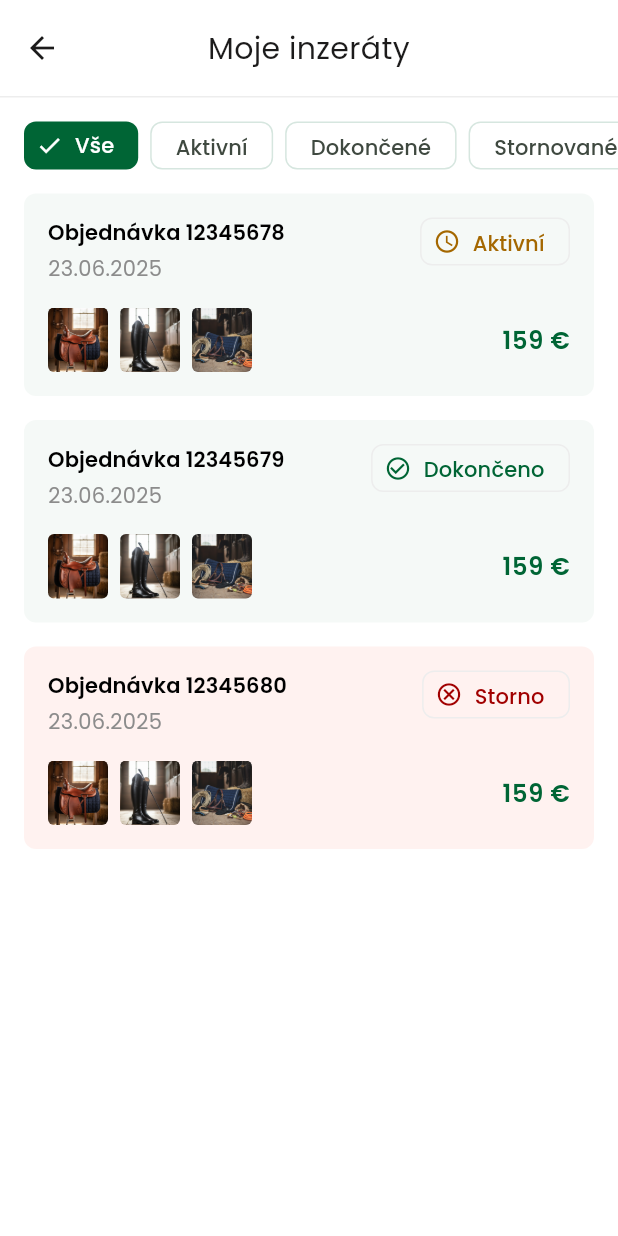
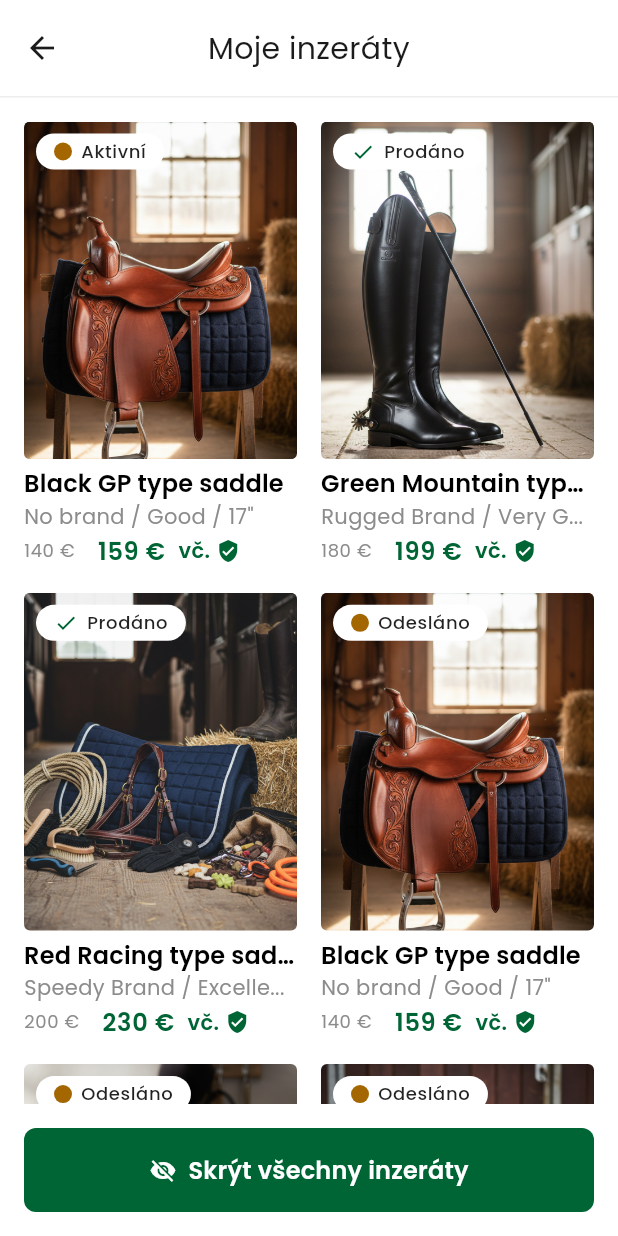
Before and after one commit to martintellinger/eqqu, a Flutter app: the MyListingsScreen screen opened directly, on a phone screen of 412 x 824 dp. Run offline on Flutter 3.47's test engine with Material 3 defaults, Android fonts, the phone set to English and light mode, and no system bars; our stand-ins replace flutter_svg.

Commit message:
Redesign My Listings screen to match Figma product grid layout
Replace order card layout with 2-column product grid showing:
- Product images with status badges (Aktivní/Prodáno/Odesláno)
- Title, subtitle, prices with shield icon
- Toggle hide/show all listings with dark overlay and eye icons
- Sticky bottom button: Skrýt/Odkrýt všechny inzeráty

https://claude.ai/code/session_012waFykv5wBbLFNTaJFeXrN

```diff
--- a/lib/screens/my_listings_screen.dart
+++ b/lib/screens/my_listings_screen.dart
@@ -1,6 +1,7 @@
 import 'package:flutter/material.dart';
+import 'package:flutter_svg/flutter_svg.dart';
 import 'package:eqqu/widgets/app_header.dart';
-import 'package:eqqu/screens/order_detail_screen.dart';
+import 'package:eqqu/screens/product_detail_screen.dart';
 
 class MyListingsScreen extends StatefulWidget {
   const MyListingsScreen({super.key});
@@ -10,39 +11,70 @@ class MyListingsScreen extends StatefulWidget {
 }
 
 class _MyListingsScreenState extends State<MyListingsScreen> {
-  int _selectedFilter = 0;
+  bool _allHidden = false;
 
-  static const _filters = ['Vše', 'Aktivní', 'Dokončené', 'Stornované'];
-
-  static const _orders = [
+  static const _listings = [
     {
-      'id': '12345678',
-      'date': '23.06.2025',
+      'title': 'Black GP type saddle',
+      'subtitle': 'No brand / Good / 17"',
+      'oldPrice': '140 €',
+      'newPrice': '159 €',
+      'image': 'assets/images/product_01.png',
       'status': 'active',
-      'price': '159 €',
-      'images': ['assets/images/product_01.png', 'assets/images/product_02.png', 'assets/images/product_03.png'],
+      'brand': 'No brand',
+      'condition': 'Good',
     },
     {
-      'id': '12345679',
-      'date': '23.06.2025',
-      'status': 'completed',
-      'price': '159 €',
-      'images': ['assets/images/product_01.png', 'assets/images/product_02.png', 'assets/images/product_03.png'],
+      'title': 'Green Mountain type saddle',
+      'subtitle': 'Rugged Brand / Very G...',
+      'oldPrice': '180 €',
+      'newPrice': '199 €',
+      'image': 'assets/images/product_02.png',
+      'status': 'sold',
+      'brand': 'Rugged Brand',
+      'condition': 'Very Good',
     },
     {
-      'id': '12345680',
-      'date': '23.06.2025',
-      'status': 'cancelled',
-      'price': '159 €',
-      'images': ['assets/images/product_01.png', 'assets/images/product_02.png', 'assets/images/product_03.png'],
+      'title': 'Red Racing type saddle',
+      'subtitle': 'Speedy Brand / Excelle...',
+      'oldPrice': '200 €',
+      'newPrice': '230 €',
+      'image': 'assets/images/product_03.png',
+      'status': 'sold',
+      'brand': 'Speedy Brand',
+      'condition': 'Excellent',
+    },
+    {
+      'title': 'Black GP type saddle',
+      'subtitle': 'No brand / Good / 17"',
+      'oldPrice': '140 €',
+      'newPrice': '159 €',
+      'image': 'assets/images/product_01.png',
+      'status': 'shipped',
+      'brand': 'No brand',
+      'condition': 'Good',
+    },
+    {
+      'title': 'Black GP type saddle',
+      'subtitle': 'No brand / Good / 17"',
+      'oldPrice': '140 €',
+      'newPrice': '159 €',
+      'image': 'assets/images/product_04.png',
+      'status': 'shipped',
+      'brand': 'No brand',
+      'condition': 'Good',
+    },
+    {
+      'title': 'Black GP type saddle',
+      'subtitle': 'No brand / Good / 17"',
+      'oldPrice': '140 €',
+      'newPrice': '159 €',
+      'image': 'assets/images/product_05.png',
+      'status': 'shipped',
+      'brand': 'No brand',
+      'condition': 'Good',
     },
   ];
-
-  List<Map<String, dynamic>> get _filteredOrders {
-    if (_selectedFilter == 0) return _orders;
-    final statusMap = {1: 'active', 2: 'completed', 3: 'cancelled'};
-    return _orders.where((o) => o['status'] == statusMap[_selectedFilter]).toList();
-  }
 
   @override
   Widget build(BuildContext context) {
@@ -50,37 +82,71 @@ class _MyListingsScreenState extends State<MyListingsScreen> {
 
     return Scaffold(
       body: Column(
-        crossAxisAlignment: CrossAxisAlignment.stretch,
         children: [
           SafeArea(
             bottom: false,
-            child: AppHeader(title: 'Moje inzeráty', showBack: true),
+            child: const AppHeader(title: 'Moje inzeráty', showBack: true),
           ),
-          // Filter chips
-          SingleChildScrollView(
-            scrollDirection: Axis.horizontal,
-            padding: const EdgeInsets.all(16),
-            child: Row(
-              children: List.generate(_filters.length, (i) {
-                final selected = _selectedFilter == i;
-                return Padding(
-                  padding: EdgeInsets.only(right: i < _filters.length - 1 ? 8 : 0),
-                  child: _buildFilterChip(cs, _filters[i], selected, () {
-                    setState(() => _selectedFilter = i);
-                  }),
-                );
-              }),
+          Expanded(
+            child: Stack(
+              children: [
+                GridView.builder(
+                  padding: const EdgeInsets.fromLTRB(16, 16, 16, 100),
+                  gridDelegate: const SliverGridDelegateWithFixedCrossAxisCount(
+                    crossAxisCount: 2,
+                    crossAxisSpacing: 16,
+                    mainAxisSpacing: 16,
+                    childAspectRatio: 177 / 290,
+                  ),
+                  itemCount: _listings.length,
+                  itemBuilder: (context, index) {
+                    return _buildProductCard(cs, index, _listings[index]);
+                  },
+                ),
+                // Dark overlay when hidden
+                if (_allHidden)
+                  Positioned.fill(
+                    child: IgnorePointer(
+                      child: Container(
+                        color: Colors.black.withValues(alpha: 0.5),
                       ),
                     ),
-          // Order list
-          Expanded(
-            child: ListView.separated(
-              padding: const EdgeInsets.symmetric(horizontal: 16),
-              itemCount: _filteredOrders.length,
-              separatorBuilder: (_, __) => const SizedBox(height: 16),
-              itemBuilder: (context, index) {
-                return _buildOrderCard(cs, _filteredOrders[index]);
+                  ),
+              ],
+            ),
+          ),
+          // Bottom button
+          Container(
+            padding: EdgeInsets.fromLTRB(16, 16, 16, MediaQuery.of(context).padding.bottom + 16),
+            child: SizedBox(
+              width: double.infinity,
+              height: 56,
+              child: FilledButton.icon(
+                onPressed: () {
+                  setState(() => _allHidden = !_allHidden);
                 },
+                icon: Icon(
+                  _allHidden ? Icons.visibility : Icons.visibility_off,
+                  color: Colors.white,
+                ),
+                label: Text(
+                  _allHidden ? 'Odkrýt všechny inzeráty' : 'Skrýt všechny inzeráty',
+                  style: const TextStyle(
+                    fontFamily: 'Poppins',
+                    fontSize: 16,
+                    fontWeight: FontWeight.w600,
+                    color: Colors.white,
+                    letterSpacing: 0.15,
+                    height: 24 / 16,
+                  ),
+                ),
+                style: FilledButton.styleFrom(
+                  backgroundColor: cs.primary,
+                  shape: RoundedRectangleBorder(
+                    borderRadius: BorderRadius.circular(8),
+                  ),
+                ),
+              ),
             ),
           ),
         ],
@@ -88,97 +154,83 @@ class _MyListingsScreenState extends State<MyListingsScreen> {
     );
   }
 
-  Widget _buildFilterChip(ColorScheme cs, String label, bool selected, VoidCallback onTap) {
+  Widget _buildProductCard(ColorScheme cs, int index, Map<String, String> product) {
+    final status = product['status']!;
+
     return GestureDetector(
-      onTap: onTap,
+      onTap: () {
+        Navigator.push(
+          context,
+          MaterialPageRoute(
+            builder: (_) => ProductDetailScreen(
+              brand: product['brand']!,
+              name: product['title']!,
+              condition: product['condition']!,
+              price: product['newPrice']!,
+              oldPrice: product['oldPrice']!,
+              imageAsset: product['image']!,
+            ),
+          ),
+        );
+      },
+      child: Column(
+        crossAxisAlignment: CrossAxisAlignment.start,
+        children: [
+          // Image with status badge
+          Expanded(
+            child: Stack(
+              children: [
+                ClipRRect(
+                  borderRadius: BorderRadius.circular(4),
+                  child: Image.asset(
+                    product['image']!,
+                    width: double.infinity,
+                    height: double.infinity,
+                    fit: BoxFit.cover,
+                  ),
+                ),
+                // Status badge
+                Positioned(
+                  top: 8,
+                  left: 8,
+                  child: _buildStatusBadge(cs, status),
+                ),
+                // Eye-slash icon when hidden
+                if (_allHidden)
+                  Positioned(
+                    bottom: 8,
+                    left: 8,
                     child: Container(
+                      width: 32,
                       height: 32,
-        padding: EdgeInsets.only(
-          left: selected ? 8 : 16,
-          right: 16,
-          top: 6,
-          bottom: 6,
+                      decoration: BoxDecoration(
+                        color: cs.secondaryContainer,
+                        shape: BoxShape.circle,
                       ),
-        decoration: BoxDecoration(
-          color: selected ? cs.primary : Colors.transparent,
-          border: selected ? null : Border.all(color: cs.outlineVariant),
-          borderRadius: BorderRadius.circular(8),
-        ),
-        child: Row(
-          mainAxisSize: MainAxisSize.min,
-          children: [
-            if (selected) ...[
-              Icon(Icons.check, size: 18, color: Colors.white),
-              const SizedBox(width: 8),
-            ],
-            Text(
-              label,
-              style: TextStyle(
-                fontFamily: 'Poppins',
-                fontSize: 14,
-                fontWeight: FontWeight.w500,
-                color: selected ? Colors.white : cs.onSurfaceVariant,
-                letterSpacing: 0.1,
-                height: 20 / 14,
+                      child: Icon(Icons.visibility_off, size: 18, color: cs.onSecondaryContainer),
                     ),
                   ),
               ],
             ),
           ),
-    );
-  }
-
-  Widget _buildOrderCard(ColorScheme cs, Map<String, dynamic> order) {
-    final status = order['status'] as String;
-    Color cardBg;
-    if (status == 'cancelled') {
-      cardBg = cs.brightness == Brightness.dark
-          ? const Color(0xFF370902)
-          : const Color(0xFFFFF2F0);
-    } else {
-      cardBg = cs.surfaceContainerLow;
-    }
-
-    return GestureDetector(
-      onTap: () {
-        Navigator.push(
-          context,
-          MaterialPageRoute(builder: (_) => const OrderDetailScreen()),
-        );
-      },
-      child: Container(
-        padding: const EdgeInsets.all(16),
-        decoration: BoxDecoration(
-          color: cardBg,
-          borderRadius: BorderRadius.circular(8),
-        ),
-        child: Column(
-          crossAxisAlignment: CrossAxisAlignment.start,
-          children: [
-            // Header row: order info + status chip
-            Row(
-              crossAxisAlignment: CrossAxisAlignment.start,
-              children: [
-                Expanded(
-                  child: Column(
-                    crossAxisAlignment: CrossAxisAlignment.start,
-                    children: [
+          const SizedBox(height: 4),
+          // Title
           Text(
-                        'Objednávka ${order['id']}',
+            product['title']!,
             style: TextStyle(
               fontFamily: 'Poppins',
-                          fontSize: 14,
+              fontSize: 16,
               fontWeight: FontWeight.w600,
               color: cs.secondary,
-                          letterSpacing: 0.1,
-                          height: 20 / 14,
+              letterSpacing: 0.15,
+              height: 24 / 16,
             ),
             maxLines: 1,
             overflow: TextOverflow.ellipsis,
           ),
-                      const SizedBox(height: 4),
+          // Subtitle
           Text(
-                        order['date'] as String,
+            product['subtitle']!,
             style: TextStyle(
               fontFamily: 'Poppins',
               fontSize: 14,
@@ -187,37 +239,27 @@ class _MyListingsScreenState extends State<MyListingsScreen> {
               letterSpacing: 0.25,
               height: 20 / 14,
             ),
+            maxLines: 1,
+            overflow: TextOverflow.ellipsis,
           ),
-                    ],
+          const SizedBox(height: 1),
+          // Price row
+          Row(
+            children: [
+              Text(
+                '${product['oldPrice']}  ',
+                style: TextStyle(
+                  fontFamily: 'Poppins',
+                  fontSize: 12,
+                  fontWeight: FontWeight.w400,
+                  color: cs.tertiary,
+                  letterSpacing: 0.4,
+                  height: 16 / 12,
                 ),
               ),
-                _buildStatusChip(cs, status),
-              ],
-            ),
-            const SizedBox(height: 16),
-            // Images row + price
-            Row(
-              children: [
-                Expanded(
-                  child: Row(
-                    children: [
-                      for (var i = 0; i < (order['images'] as List).length; i++) ...[
-                        if (i > 0) const SizedBox(width: 8),
-                        ClipRRect(
-                          borderRadius: BorderRadius.circular(4),
-                          child: Image.asset(
-                            (order['images'] as List)[i],
-                            width: 40,
-                            height: 43,
-                            fit: BoxFit.cover,
-                          ),
-                        ),
-                      ],
-                    ],
-                  ),
-                ),
+              const SizedBox(width: 8),
               Text(
-                  order['price'] as String,
+                '${product['newPrice']}  ',
                 style: TextStyle(
                   fontFamily: 'Poppins',
                   fontSize: 16,
@@ -227,62 +269,83 @@ class _MyListingsScreenState extends State<MyListingsScreen> {
                   height: 24 / 16,
                 ),
               ),
+              Text(
+                'vč.',
+                style: TextStyle(
+                  fontFamily: 'Poppins',
+                  fontSize: 14,
+                  fontWeight: FontWeight.w600,
+                  color: cs.surfaceTint,
+                  letterSpacing: 0.25,
+                  height: 20 / 14,
+                ),
+              ),
+              const SizedBox(width: 4),
+              Icon(Icons.verified_user, size: 16, color: cs.surfaceTint),
             ],
           ),
         ],
       ),
-      ),
     );
   }
 
-  Widget _buildStatusChip(ColorScheme cs, String status) {
+  Widget _buildStatusBadge(ColorScheme cs, String status) {
     String label;
-    Color textColor;
-    IconData icon;
+    Color dotColor;
+    IconData? icon;
 
     switch (status) {
       case 'active':
         label = 'Aktivní';
-        textColor = const Color(0xFFA46700);
-        icon = Icons.access_time;
+        dotColor = const Color(0xFFA46700);
+        icon = null; // filled circle
         break;
-      case 'completed':
-        label = 'Dokončeno';
-        textColor = cs.surfaceTint;
-        icon = Icons.check_circle_outline;
+      case 'sold':
+        label = 'Prodáno';
+        dotColor = cs.primary;
+        icon = Icons.check;
         break;
-      case 'cancelled':
-        label = 'Storno';
-        textColor = cs.error;
-        icon = Icons.cancel_outlined;
+      case 'shipped':
+        label = 'Odesláno';
+        dotColor = const Color(0xFFA46700);
+        icon = null;
         break;
       default:
         label = status;
-        textColor = cs.tertiary;
-        icon = Icons.info_outline;
+        dotColor = cs.tertiary;
+        icon = null;
     }
 
     return Container(
-      height: 32,
-      padding: const EdgeInsets.only(left: 8, right: 16, top: 6, bottom: 6),
+      padding: const EdgeInsets.symmetric(horizontal: 12, vertical: 4),
       decoration: BoxDecoration(
-        border: Border.all(color: cs.outline),
-        borderRadius: BorderRadius.circular(8),
+        color: Colors.white,
+        borderRadius: BorderRadius.circular(100),
       ),
       child: Row(
         mainAxisSize: MainAxisSize.min,
         children: [
-          Icon(icon, size: 18, color: textColor),
-          const SizedBox(width: 8),
+          if (icon != null)
+            Icon(icon, size: 16, color: dotColor)
+          else
+            Container(
+              width: 12,
+              height: 12,
+              decoration: BoxDecoration(
+                color: dotColor,
+                shape: BoxShape.circle,
+              ),
+            ),
+          const SizedBox(width: 6),
           Text(
             label,
             style: TextStyle(
               fontFamily: 'Poppins',
-              fontSize: 14,
+              fontSize: 12,
               fontWeight: FontWeight.w500,
-              color: textColor,
-              letterSpacing: 0.1,
-              height: 20 / 14,
+              color: Colors.black87,
+              letterSpacing: 0.4,
+              height: 16 / 12,
             ),
           ),
         ],
```
Also changed, not shown: docs/assets/fonts/MaterialIcons-Regular.otf, 3 other files. Lines whose indentation alone changed are shown as unchanged.
